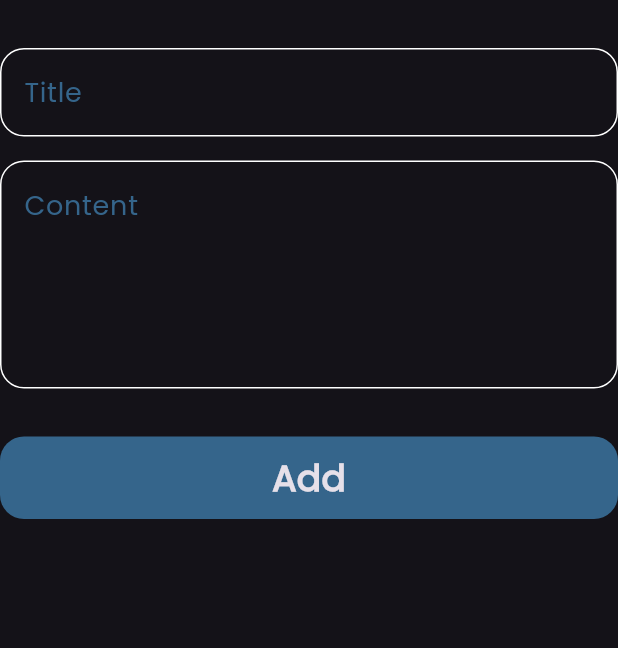
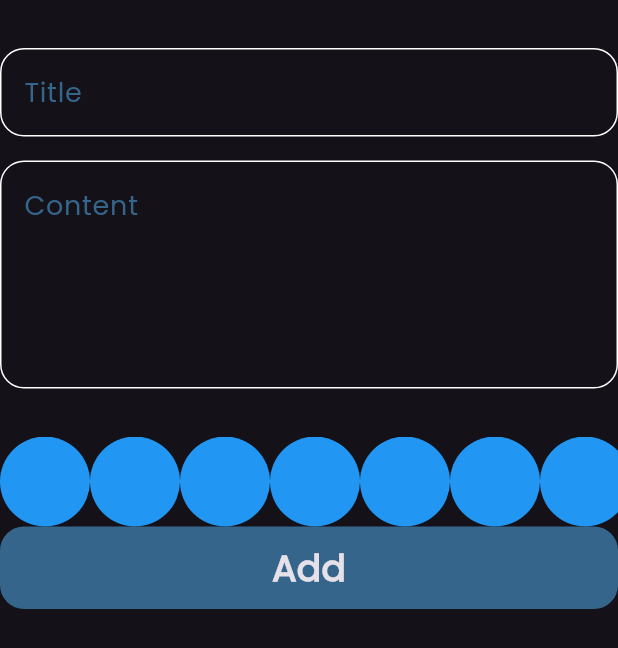
Before and after one commit to Seedrahelal/notes_app, a Flutter app: the AddNoteForm widget shown alone on an empty page, opened directly, on a phone screen of 412 x 824 dp. Shown: the top 648 px of the screen. Run offline on Flutter 3.47's test engine with Material 3 defaults, Android fonts, the phone set to English and light mode, and no system bars; our stand-ins replace bloc, flutter_bloc, font_awesome_flutter, hive, hive_flutter; accounts and stored records are empty.

Commit message:
create color list view part 1

```diff
--- a/lib/widgets/add_note_form.dart
+++ b/lib/widgets/add_note_form.dart
@@ -3,6 +3,7 @@ import 'package:flutter_bloc/flutter_bloc.dart';
 import 'package:intl/intl.dart';
 import 'package:notes_app/cubit/add_note_cubit/add_note_cubit.dart';
 import 'package:notes_app/models/note_model.dart';
+import 'package:notes_app/widgets/colors_list_view.dart';
 import 'package:notes_app/widgets/custom_button.dart';
 import 'package:notes_app/widgets/custom_text_field.dart';
 
@@ -43,6 +44,7 @@ class _AddNoteFormState extends State<AddNoteForm> {
             },
           ),
           const SizedBox(height: 32),
+          const ColorsListView(),
           BlocBuilder<AddNoteCubit, AddNoteState>(
             builder: (context, state) {
               return CustomButton(
@@ -50,12 +52,13 @@ class _AddNoteFormState extends State<AddNoteForm> {
                 onTap: () {
                   if (formKey.currentState!.validate()) {
                     formKey.currentState!.save();
-                    var currentDate =DateTime.now();
-                    var formattedCurrentDate = DateFormat('dd-MM  hh:mm').format(currentDate);
+                    var currentDate = DateTime.now();
+                    var formattedCurrentDate =
+                        DateFormat('dd-MM  hh:mm').format(currentDate);
                     var noteModel = NoteModel(
                         title: title!,
                         subTitle: subTitle!,
-                        date:formattedCurrentDate,
+                        date: formattedCurrentDate,
                         color: const Color.fromARGB(255, 215, 209, 156).value);
                     BlocProvider.of<AddNoteCubit>(context).addNote(noteModel);
                   } else {
--- /dev/null
+++ b/lib/widgets/colors_list_view.dart
@@ -0,0 +1,31 @@
+import 'package:flutter/material.dart';
+
+class ColorItem extends StatelessWidget {
+  const ColorItem({super.key});
+
+  @override
+  Widget build(BuildContext context) {
+    return const CircleAvatar(
+      radius: 30,
+      backgroundColor: Colors.blue,
+    );
+  }
+}
+
+class ColorsListView extends StatelessWidget {
+  const ColorsListView({super.key});
+
+  @override
+  Widget build(BuildContext context) {
+    return SizedBox(
+      height: 60,
+      child: ListView.builder(
+        itemCount: 10,
+        scrollDirection: Axis.horizontal,
+        itemBuilder: (context, index) {
+          return const ColorItem();
+        },
+      ),
+    );
+  }
+}
```
